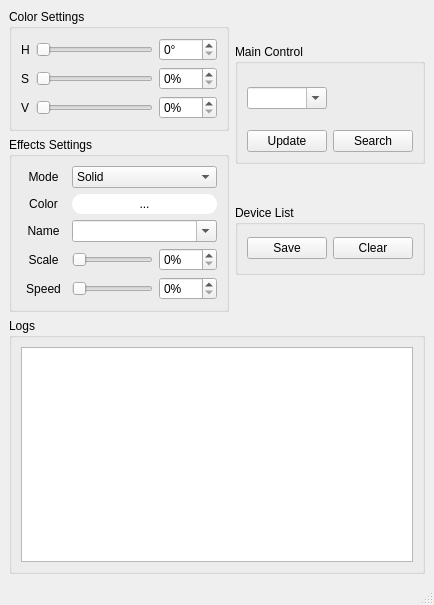
Old version of the form mainwindow.ui in the repository PonchikCobaki/SCLED-public.
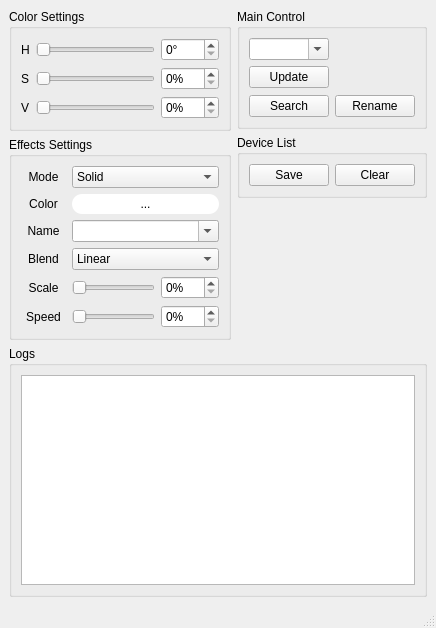
New version of the form. Icons and pictures are not drawn.

```diff
--- a/mainwindow.ui
+++ b/mainwindow.ui
@@ -6,8 +6,8 @@
    <rect>
     <x>0</x>
     <y>0</y>
-    <width>434</width>
-    <height>605</height>
+    <width>436</width>
+    <height>628</height>
    </rect>
   </property>
   <property name="sizePolicy">
@@ -17,7 +17,7 @@
    </sizepolicy>
   </property>
   <widget class="QWidget" name="centralwidget">
-   <layout class="QVBoxLayout" name="verticalLayout_8">
+   <layout class="QVBoxLayout" name="verticalLayout_9">
     <item>
      <layout class="QHBoxLayout" name="horizontalLayout_5">
       <item>
@@ -124,6 +124,141 @@
           <layout class="QVBoxLayout" name="verticalLayout_2">
            <item>
             <layout class="QGridLayout" name="gridLayout_4">
+             <item row="4" column="0">
+              <widget class="QLabel" name="gradientNameLabel_3">
+               <property name="sizePolicy">
+                <sizepolicy hsizetype="Minimum" vsizetype="Preferred">
+                 <horstretch>0</horstretch>
+                 <verstretch>0</verstretch>
+                </sizepolicy>
+               </property>
+               <property name="minimumSize">
+                <size>
+                 <width>45</width>
+                 <height>0</height>
+                </size>
+               </property>
+               <property name="maximumSize">
+                <size>
+                 <width>16777215</width>
+                 <height>16777215</height>
+                </size>
+               </property>
+               <property name="text">
+                <string>Scale</string>
+               </property>
+               <property name="alignment">
+                <set>Qt::AlignCenter</set>
+               </property>
+              </widget>
+             </item>
+             <item row="0" column="1">
+              <widget class="QComboBox" name="modeComboBox">
+               <property name="currentText">
+                <string>Solid</string>
+               </property>
+               <item>
+                <property name="text">
+                 <string>Solid</string>
+                </property>
+               </item>
+               <item>
+                <property name="text">
+                 <string>Blink</string>
+                </property>
+               </item>
+               <item>
+                <property name="text">
+                 <string>Gradient</string>
+                </property>
+               </item>
+               <item>
+                <property name="text">
+                 <string>Sunrise</string>
+                </property>
+               </item>
+              </widget>
+             </item>
+             <item row="2" column="0">
+              <widget class="QLabel" name="gradientNameLabel">
+               <property name="sizePolicy">
+                <sizepolicy hsizetype="Minimum" vsizetype="Preferred">
+                 <horstretch>0</horstretch>
+                 <verstretch>0</verstretch>
+                </sizepolicy>
+               </property>
+               <property name="minimumSize">
+                <size>
+                 <width>45</width>
+                 <height>0</height>
+                </size>
+               </property>
+               <property name="maximumSize">
+                <size>
+                 <width>16777215</width>
+                 <height>16777215</height>
+                </size>
+               </property>
+               <property name="text">
+                <string>Name</string>
+               </property>
+               <property name="alignment">
+                <set>Qt::AlignCenter</set>
+               </property>
+              </widget>
+             </item>
+             <item row="5" column="1">
+              <layout class="QHBoxLayout" name="horizontalLayout">
+               <item>
+                <widget class="QSlider" name="horizontalSliderSpeed">
+                 <property name="maximum">
+                  <number>100</number>
+                 </property>
+                 <property name="orientation">
+                  <enum>Qt::Horizontal</enum>
+                 </property>
+                </widget>
+               </item>
+               <item>
+                <widget class="QSpinBox" name="spinBoxSpeed">
+                 <property name="suffix">
+                  <string>%</string>
+                 </property>
+                 <property name="maximum">
+                  <number>100</number>
+                 </property>
+                </widget>
+               </item>
+              </layout>
+             </item>
+             <item row="0" column="0">
+              <widget class="QLabel" name="modeLabel">
+               <property name="sizePolicy">
+                <sizepolicy hsizetype="Minimum" vsizetype="Preferred">
+                 <horstretch>0</horstretch>
+                 <verstretch>0</verstretch>
+                </sizepolicy>
+               </property>
+               <property name="minimumSize">
+                <size>
+                 <width>45</width>
+                 <height>0</height>
+                </size>
+               </property>
+               <property name="maximumSize">
+                <size>
+                 <width>16777215</width>
+                 <height>16777215</height>
+                </size>
+               </property>
+               <property name="text">
+                <string>Mode</string>
+               </property>
+               <property name="alignment">
+                <set>Qt::AlignCenter</set>
+               </property>
+              </widget>
+             </item>
              <item row="2" column="1">
               <widget class="QComboBox" name="gradientNameComboBox">
                <property name="sizePolicy">
@@ -178,7 +313,35 @@
                </property>
               </widget>
              </item>
-             <item row="4" column="0">
+             <item row="1" column="0">
+              <widget class="QLabel" name="colorLabel">
+               <property name="sizePolicy">
+                <sizepolicy hsizetype="Minimum" vsizetype="Preferred">
+                 <horstretch>0</horstretch>
+                 <verstretch>0</verstretch>
+                </sizepolicy>
+               </property>
+               <property name="minimumSize">
+                <size>
+                 <width>45</width>
+                 <height>0</height>
+                </size>
+               </property>
+               <property name="maximumSize">
+                <size>
+                 <width>16777215</width>
+                 <height>16777215</height>
+                </size>
+               </property>
+               <property name="text">
+                <string>Color</string>
+               </property>
+               <property name="alignment">
+                <set>Qt::AlignCenter</set>
+               </property>
+              </widget>
+             </item>
+             <item row="5" column="0">
               <widget class="QLabel" name="speedLabel">
                <property name="sizePolicy">
                 <sizepolicy hsizetype="Minimum" vsizetype="Preferred">
@@ -207,169 +370,6 @@
               </widget>
              </item>
              <item row="4" column="1">
-              <layout class="QHBoxLayout" name="horizontalLayout">
-               <item>
-                <widget class="QSlider" name="horizontalSliderSpeed">
-                 <property name="maximum">
-                  <number>100</number>
-                 </property>
-                 <property name="orientation">
-                  <enum>Qt::Horizontal</enum>
-                 </property>
-                </widget>
-               </item>
-               <item>
-                <widget class="QSpinBox" name="spinBoxSpeed">
-                 <property name="suffix">
-                  <string>%</string>
-                 </property>
-                 <property name="maximum">
-                  <number>100</number>
-                 </property>
-                </widget>
-               </item>
-              </layout>
-             </item>
-             <item row="1" column="0">
-              <widget class="QLabel" name="colorLabel">
-               <property name="sizePolicy">
-                <sizepolicy hsizetype="Minimum" vsizetype="Preferred">
-                 <horstretch>0</horstretch>
-                 <verstretch>0</verstretch>
-                </sizepolicy>
-               </property>
-               <property name="minimumSize">
-                <size>
-                 <width>45</width>
-                 <height>0</height>
-                </size>
-               </property>
-               <property name="maximumSize">
-                <size>
-                 <width>16777215</width>
-                 <height>16777215</height>
-                </size>
-               </property>
-               <property name="text">
-                <string>Color</string>
-               </property>
-               <property name="alignment">
-                <set>Qt::AlignCenter</set>
-               </property>
-              </widget>
-             </item>
-             <item row="0" column="0">
-              <widget class="QLabel" name="modeLabel">
-               <property name="sizePolicy">
-                <sizepolicy hsizetype="Minimum" vsizetype="Preferred">
-                 <horstretch>0</horstretch>
-                 <verstretch>0</verstretch>
-                </sizepolicy>
-               </property>
-               <property name="minimumSize">
-                <size>
-                 <width>45</width>
-                 <height>0</height>
-                </size>
-               </property>
-               <property name="maximumSize">
-                <size>
-                 <width>16777215</width>
-                 <height>16777215</height>
-                </size>
-               </property>
-               <property name="text">
-                <string>Mode</string>
-               </property>
-               <property name="alignment">
-                <set>Qt::AlignCenter</set>
-               </property>
-              </widget>
-             </item>
-             <item row="2" column="0">
-              <widget class="QLabel" name="gradientNameLabel">
-               <property name="sizePolicy">
-                <sizepolicy hsizetype="Minimum" vsizetype="Preferred">
-                 <horstretch>0</horstretch>
-                 <verstretch>0</verstretch>
-                </sizepolicy>
-               </property>
-               <property name="minimumSize">
-                <size>
-                 <width>45</width>
-                 <height>0</height>
-                </size>
-               </property>
-               <property name="maximumSize">
-                <size>
-                 <width>16777215</width>
-                 <height>16777215</height>
-                </size>
-               </property>
-               <property name="text">
-                <string>Name</string>
-               </property>
-               <property name="alignment">
-                <set>Qt::AlignCenter</set>
-               </property>
-              </widget>
-             </item>
-             <item row="0" column="1">
-              <widget class="QComboBox" name="modeComboBox">
-               <property name="currentText">
-                <string>Solid</string>
-               </property>
-               <item>
-                <property name="text">
-                 <string>Solid</string>
-                </property>
-               </item>
-               <item>
-                <property name="text">
-                 <string>Blink</string>
-                </property>
-               </item>
-               <item>
-                <property name="text">
-                 <string>Gradient</string>
-                </property>
-               </item>
-               <item>
-                <property name="text">
-                 <string>Sunrise</string>
-                </property>
-               </item>
-              </widget>
-             </item>
-             <item row="3" column="0">
-              <widget class="QLabel" name="gradientNameLabel_3">
-               <property name="sizePolicy">
-                <sizepolicy hsizetype="Minimum" vsizetype="Preferred">
-                 <horstretch>0</horstretch>
-                 <verstretch>0</verstretch>
-                </sizepolicy>
-               </property>
-               <property name="minimumSize">
-                <size>
-                 <width>45</width>
-                 <height>0</height>
-                </size>
-               </property>
-               <property name="maximumSize">
-                <size>
-                 <width>16777215</width>
-                 <height>16777215</height>
-                </size>
-               </property>
-               <property name="text">
-                <string>Scale</string>
-               </property>
-               <property name="alignment">
-                <set>Qt::AlignCenter</set>
-               </property>
-              </widget>
-             </item>
-             <item row="3" column="1">
               <layout class="QHBoxLayout" name="horizontalLayoutScaleSlider">
                <item>
                 <widget class="QSlider" name="horizontalSliderScale">
@@ -393,6 +393,71 @@
                </item>
               </layout>
              </item>
+             <item row="3" column="0">
+              <widget class="QLabel" name="blendLabel">
+               <property name="sizePolicy">
+                <sizepolicy hsizetype="Minimum" vsizetype="Preferred">
+                 <horstretch>0</horstretch>
+                 <verstretch>0</verstretch>
+                </sizepolicy>
+               </property>
+               <property name="minimumSize">
+                <size>
+                 <width>45</width>
+                 <height>0</height>
+                </size>
+               </property>
+               <property name="maximumSize">
+                <size>
+                 <width>16777215</width>
+                 <height>16777215</height>
+                </size>
+               </property>
+               <property name="text">
+                <string>Blend</string>
+               </property>
+               <property name="alignment">
+                <set>Qt::AlignCenter</set>
+               </property>
+              </widget>
+             </item>
+             <item row="3" column="1">
+              <widget class="QComboBox" name="blendComboBox">
+               <property name="sizePolicy">
+                <sizepolicy hsizetype="MinimumExpanding" vsizetype="Fixed">
+                 <horstretch>0</horstretch>
+                 <verstretch>0</verstretch>
+                </sizepolicy>
+               </property>
+               <property name="minimumSize">
+                <size>
+                 <width>100</width>
+                 <height>0</height>
+                </size>
+               </property>
+               <property name="editable">
+                <bool>false</bool>
+               </property>
+               <property name="currentText">
+                <string>Linear</string>
+               </property>
+               <item>
+                <property name="text">
+                 <string>Linear</string>
+                </property>
+               </item>
+               <item>
+                <property name="text">
+                 <string>Linear nowarp</string>
+                </property>
+               </item>
+               <item>
+                <property name="text">
+                 <string>No</string>
+                </property>
+               </item>
+              </widget>
+             </item>
             </layout>
            </item>
           </layout>
@@ -416,39 +481,6 @@
           <layout class="QVBoxLayout" name="verticalLayout_4">
            <item>
             <layout class="QGridLayout" name="gridLayout_2">
-             <item row="2" column="0">
-              <widget class="QPushButton" name="updateParameters">
-               <property name="text">
-                <string>Update</string>
-               </property>
-              </widget>
-             </item>
-             <item row="0" column="0">
-              <widget class="QComboBox" name="selectedDeviceComboBox">
-               <property name="sizePolicy">
-                <sizepolicy hsizetype="MinimumExpanding" vsizetype="Fixed">
-                 <horstretch>0</horstretch>
-                 <verstretch>0</verstretch>
-                </sizepolicy>
-               </property>
-               <property name="maximumSize">
-                <size>
-                 <width>100</width>
-                 <height>16777215</height>
-                </size>
-               </property>
-               <property name="editable">
-                <bool>true</bool>
-               </property>
-              </widget>
-             </item>
-             <item row="2" column="1">
-              <widget class="QPushButton" name="deviceSearch">
-               <property name="text">
-                <string>Search</string>
-               </property>
-              </widget>
-             </item>
              <item row="0" column="1">
               <layout class="QHBoxLayout" name="horizontalLayout_3">
                <item>
@@ -580,6 +612,50 @@
                </item>
               </layout>
              </item>
+             <item row="0" column="0">
+              <layout class="QVBoxLayout" name="verticalLayout_8">
+               <item>
+                <widget class="QComboBox" name="selectedDeviceComboBox">
+                 <property name="sizePolicy">
+                  <sizepolicy hsizetype="MinimumExpanding" vsizetype="Fixed">
+                   <horstretch>0</horstretch>
+                   <verstretch>0</verstretch>
+                  </sizepolicy>
+                 </property>
+                 <property name="maximumSize">
+                  <size>
+                   <width>100</width>
+                   <height>16777215</height>
+                  </size>
+                 </property>
+                 <property name="editable">
+                  <bool>true</bool>
+                 </property>
+                </widget>
+               </item>
+               <item>
+                <widget class="QPushButton" name="updateParameters">
+                 <property name="text">
+                  <string>Update</string>
+                 </property>
+                </widget>
+               </item>
+              </layout>
+             </item>
+             <item row="3" column="1">
+              <widget class="QPushButton" name="renameService">
+               <property name="text">
+                <string>Rename</string>
+               </property>
+              </widget>
+             </item>
+             <item row="3" column="0">
+              <widget class="QPushButton" name="deviceSearch">
+               <property name="text">
+                <string>Search</string>
+               </property>
+              </widget>
+             </item>
             </layout>
            </item>
           </layout>
@@ -618,6 +694,19 @@
           </layout>
          </widget>
         </item>
+        <item>
+         <spacer name="verticalSpacer_3">
+          <property name="orientation">
+           <enum>Qt::Vertical</enum>
+          </property>
+          <property name="sizeHint" stdset="0">
+           <size>
+            <width>20</width>
+            <height>40</height>
+           </size>
+          </property>
+         </spacer>
+        </item>
        </layout>
       </item>
      </layout>
```
Left out of the diff: 242 changed lines with no effect on the pictures.
